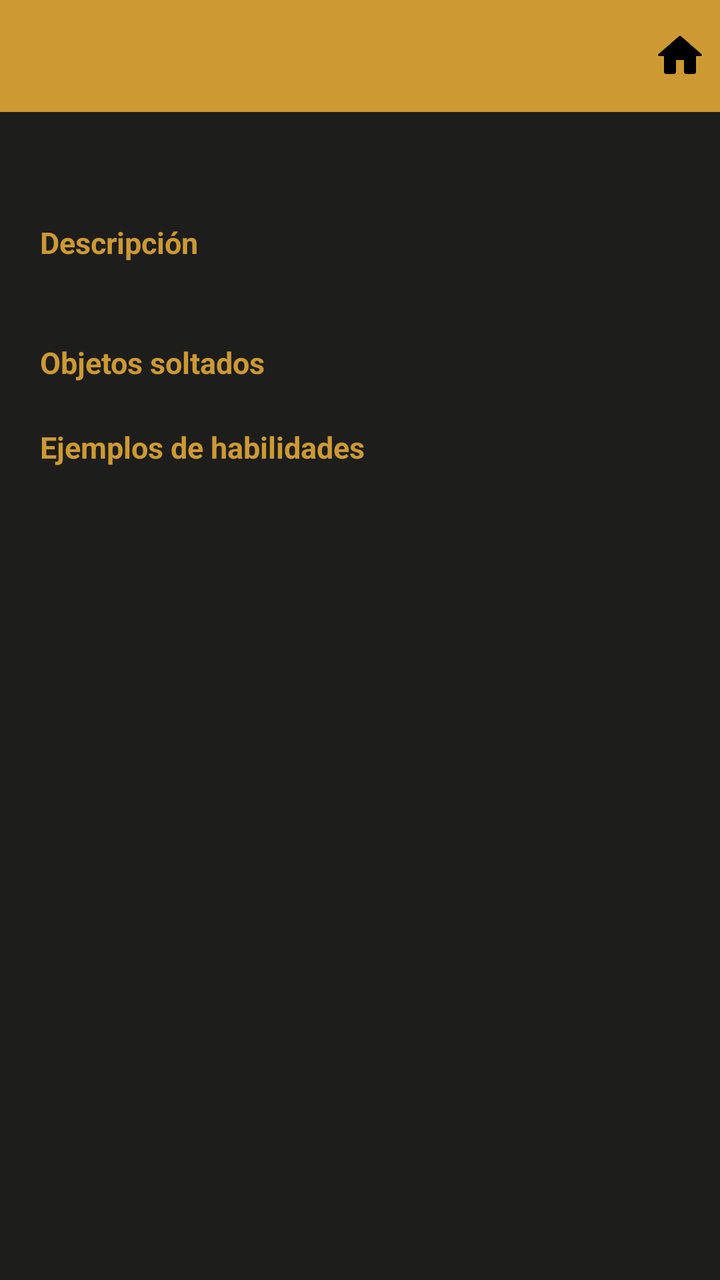
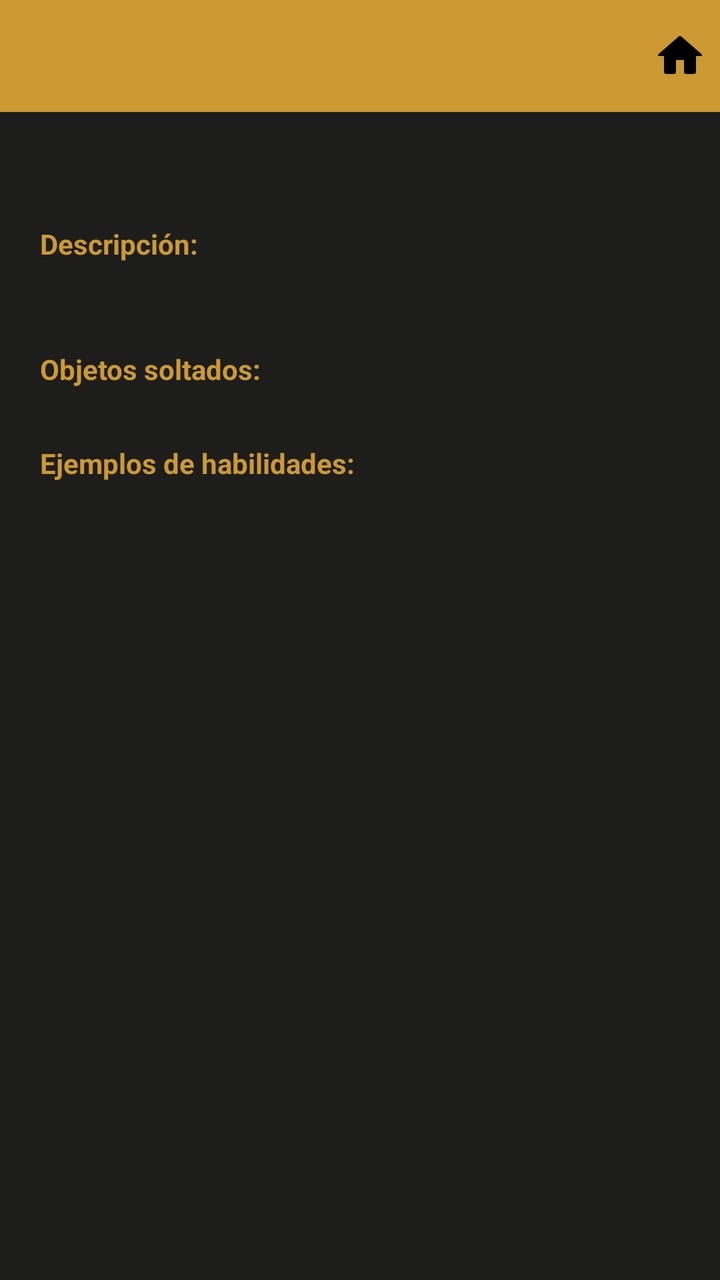

The first picture is an Android layout as it rendered before a commit; the second is the same layout after the commit. The layout source and the unified diff follow.
<!-- AndroidManifest.xml: application theme Theme.EtherSteamBoys -->
<!-- res/layout/activity_ficha_enemigo.xml -->
<?xml version="1.0" encoding="utf-8"?>
<LinearLayout xmlns:android="http://schemas.android.com/apk/res/android"
    android:layout_width="match_parent"
    android:layout_height="match_parent"
    android:orientation="vertical"
    android:background="@color/bg_dark">

    <androidx.appcompat.widget.Toolbar
        android:id="@+id/toolbar"
        style="@style/ToolbarStyle"
        android:layout_width="match_parent"
        android:layout_height="?attr/actionBarSize">
        <RelativeLayout
            android:layout_width="match_parent"
            android:layout_height="wrap_content">
            <TextView
                android:id="@+id/tvToolbarNombre"
                android:layout_width="wrap_content"
                android:layout_height="wrap_content"
                android:layout_centerVertical="true"
                android:textColor="@color/bg_dark"
                android:textSize="18sp"
                android:textStyle="bold"
                android:letterSpacing="0.08" />
            <ImageButton
                android:id="@+id/btnHome"
                android:layout_width="40dp"
                android:layout_height="40dp"
                android:layout_alignParentEnd="true"
                android:layout_centerVertical="true"
                android:background="?attr/selectableItemBackgroundBorderless"
                android:src="@drawable/ic_home"
                android:contentDescription="@string/home_button" />
        </RelativeLayout>
    </androidx.appcompat.widget.Toolbar>

    <ScrollView
        android:layout_width="match_parent"
        android:layout_height="match_parent">
        <LinearLayout
            android:layout_width="match_parent"
            android:layout_height="wrap_content"
            android:orientation="vertical"
            android:padding="20dp">

            <TextView
                android:id="@+id/tvNombre"
                android:layout_width="wrap_content"
                android:layout_height="wrap_content"
                android:textColor="@color/text_primary"
                android:textSize="20sp"
                android:textStyle="bold"
                android:layout_marginBottom="8dp" />

            <TextView
                android:layout_width="wrap_content"
                android:layout_height="wrap_content"
                android:text="@string/enemy_sheet_description"
                android:textColor="@color/text_gold"
                android:textSize="15sp"
                android:textStyle="bold"
                android:layout_marginBottom="6dp" />

            <TextView
                android:id="@+id/tvDescripcion"
                android:layout_width="match_parent"
                android:layout_height="wrap_content"
                android:textColor="@color/text_primary"
                android:textSize="13sp"
                android:lineSpacingMultiplier="1.4"
                android:layout_marginBottom="16dp" />

            <TextView
                android:layout_width="wrap_content"
                android:layout_height="wrap_content"
                android:text="@string/enemy_sheet_drops"
                android:textColor="@color/text_gold"
                android:textSize="15sp"
                android:textStyle="bold"
                android:layout_marginBottom="6dp" />

            <LinearLayout
                android:id="@+id/llObjetos"
                android:layout_width="match_parent"
                android:layout_height="wrap_content"
                android:orientation="vertical"
                android:layout_marginBottom="16dp" />

            <TextView
                android:layout_width="wrap_content"
                android:layout_height="wrap_content"
                android:text="@string/enemy_sheet_abilities"
                android:textColor="@color/text_gold"
                android:textSize="15sp"
                android:textStyle="bold"
                android:layout_marginBottom="6dp" />

            <LinearLayout
                android:id="@+id/llHabilidades"
                android:layout_width="match_parent"
                android:layout_height="wrap_content"
                android:orientation="vertical" />

        </LinearLayout>
    </ScrollView>

</LinearLayout>
<!-- resources referenced by this layout -->
<resources>
  <color name="bg_dark">#1D1D1B</color>
  <color name="text_gold">#CC9933</color>
  <color name="text_primary">#CCCC99</color>
  <!-- drawable ic_home (drawable) -->
  <vector xmlns:android="http://schemas.android.com/apk/res/android"
      android:width="24dp"
      android:height="24dp"
      android:viewportWidth="24"
      android:viewportHeight="24">
    <path
        android:fillColor="#FF000000"
        android:pathData="M12,2A1,1 0,0 0,11.289 2.297L1.203,11.098A0.5,0.5 0,0 0,1 11.5A0.5,0.5 0,0 0,1.5 12L4,12L4,20C4,20.552 4.448,21 5,21L9,21C9.552,21 10,20.552 10,20L10,14L14,14L14,20C14,20.552 14.448,21 15,21L19,21C19.552,21 20,20.552 20,20L20,12L22.5,12A0.5,0.5 0,0 0,23 11.5A0.5,0.5 0,0 0,22.797 11.098L12.717,2.303A1,1 0,0 0,12.711 2.297A1,1 0,0 0,12 2z"/>
  </vector>
  <string name="enemy_sheet_abilities">Ejemplos de habilidades</string>
  <string name="enemy_sheet_description">Descripción</string>
  <string name="enemy_sheet_drops">Objetos soltados</string>
  <string name="home_button">Home</string>
  <style name="ToolbarStyle" parent="Widget.AppCompat.Toolbar">
          <item name="android:background">@color/gold_primary</item>
          <item name="titleTextColor">@color/bg_dark</item>
          <item name="titleTextAppearance">@style/ToolbarTitleText</item>
      </style>
  <style name="Theme.EtherSteamBoys" parent="Theme.MaterialComponents.DayNight.NoActionBar">
          <item name="colorPrimary">@color/gold_primary</item>
          <item name="colorPrimaryVariant">@color/gold_dark</item>
          <item name="colorOnPrimary">@color/bg_dark</item>
          <item name="colorSecondary">@color/brown_medium</item>
          <item name="colorOnSecondary">@color/text_primary</item>
          <item name="android:colorBackground">@color/bg_dark</item>
          <item name="android:windowBackground">@color/bg_dark</item>
          <item name="android:statusBarColor">@color/status_bar</item>
      </style>
  <color name="gold_primary">#CC9933</color>
  <style name="ToolbarTitleText" parent="TextAppearance.AppCompat.Widget.ActionBar.Title">
          <item name="android:textColor">@color/bg_dark</item>
          <item name="android:textSize">20sp</item>
          <item name="android:textStyle">bold</item>
          <item name="android:letterSpacing">0.1</item>
      </style>
  <color name="gold_dark">#996633</color>
  <color name="brown_medium">#B27F4A</color>
  <color name="status_bar">#996633</color>
</resources>

<!-- the commit's change to res/layout/activity_ficha_enemigo.xml (unified diff, before → after) -->
@@ -5,6 +5,7 @@
     android:orientation="vertical"
     android:background="@color/bg_dark">
 
+    
     <androidx.appcompat.widget.Toolbar
         android:id="@+id/toolbar"
         style="@style/ToolbarStyle"
@@ -37,69 +38,78 @@
     <ScrollView
         android:layout_width="match_parent"
         android:layout_height="match_parent">
+
         <LinearLayout
             android:layout_width="match_parent"
             android:layout_height="wrap_content"
             android:orientation="vertical"
             android:padding="20dp">
 
+            
             <TextView
                 android:id="@+id/tvNombre"
                 android:layout_width="wrap_content"
                 android:layout_height="wrap_content"
                 android:textColor="@color/text_primary"
-                android:textSize="20sp"
+                android:textSize="18sp"
                 android:textStyle="bold"
-                android:layout_marginBottom="8dp" />
+                android:layout_marginBottom="12dp" />
 
+            
             <TextView
                 android:layout_width="wrap_content"
                 android:layout_height="wrap_content"
-                android:text="@string/enemy_sheet_description"
+                android:text="@string/enemy_sheet_description_title"
                 android:textColor="@color/text_gold"
-                android:textSize="15sp"
+                android:textSize="14sp"
                 android:textStyle="bold"
                 android:layout_marginBottom="6dp" />
 
+            
             <TextView
                 android:id="@+id/tvDescripcion"
                 android:layout_width="match_parent"
                 android:layout_height="wrap_content"
                 android:textColor="@color/text_primary"
                 android:textSize="13sp"
-                android:lineSpacingMultiplier="1.4"
-                android:layout_marginBottom="16dp" />
+                android:lineSpacingMultiplier="1.5"
+                android:layout_marginBottom="20dp" />
 
+            
             <TextView
                 android:layout_width="wrap_content"
                 android:layout_height="wrap_content"
-                android:text="@string/enemy_sheet_drops"
+                android:text="@string/enemy_sheet_drops_title"
                 android:textColor="@color/text_gold"
-                android:textSize="15sp"
+                android:textSize="14sp"
                 android:textStyle="bold"
-                android:layout_marginBottom="6dp" />
+                android:layout_marginBottom="8dp" />
 
+            
             <LinearLayout
                 android:id="@+id/llObjetos"
                 android:layout_width="match_parent"
                 android:layout_height="wrap_content"
                 android:orientation="vertical"
-                android:layout_marginBottom="16dp" />
+                android:layout_marginBottom="20dp" />
 
+            
             <TextView
                 android:layout_width="wrap_content"
                 android:layout_height="wrap_content"
-                android:text="@string/enemy_sheet_abilities"
+                android:text="@string/enemy_sheet_abilities_title"
                 android:textColor="@color/text_gold"
-                android:textSize="15sp"
+                android:textSize="14sp"
                 android:textStyle="bold"
-                android:layout_marginBottom="6dp" />
+                android:layout_marginBottom="8dp" />
 
+            
             <LinearLayout
                 android:id="@+id/llHabilidades"
                 android:layout_width="match_parent"
                 android:layout_height="wrap_content"
-                android:orientation="vertical" />
+                android:orientation="vertical"
+                android:paddingBottom="8dp" />
 
         </LinearLayout>
     </ScrollView>
<!-- resource entries referenced after the edit -->
@@ -13,9 +13,9 @@
         android:fillColor="#FF000000"
         android:pathData="M12,2A1,1 0,0 0,11.289 2.297L1.203,11.098A0.5,0.5 0,0 0,1 11.5A0.5,0.5 0,0 0,1.5 12L4,12L4,20C4,20.552 4.448,21 5,21L9,21C9.552,21 10,20.552 10,20L10,14L14,14L14,20C14,20.552 14.448,21 15,21L19,21C19.552,21 20,20.552 20,20L20,12L22.5,12A0.5,0.5 0,0 0,23 11.5A0.5,0.5 0,0 0,22.797 11.098L12.717,2.303A1,1 0,0 0,12.711 2.297A1,1 0,0 0,12 2z"/>
   </vector>
-  <string name="enemy_sheet_abilities">Ejemplos de habilidades</string>
-  <string name="enemy_sheet_description">Descripción</string>
-  <string name="enemy_sheet_drops">Objetos soltados</string>
+  <string name="enemy_sheet_abilities_title">Ejemplos de habilidades:</string>
+  <string name="enemy_sheet_description_title">Descripción:</string>
+  <string name="enemy_sheet_drops_title">Objetos soltados:</string>
   <string name="home_button">Home</string>
   <style name="ToolbarStyle" parent="Widget.AppCompat.Toolbar">
           <item name="android:background">@color/gold_primary</item>
